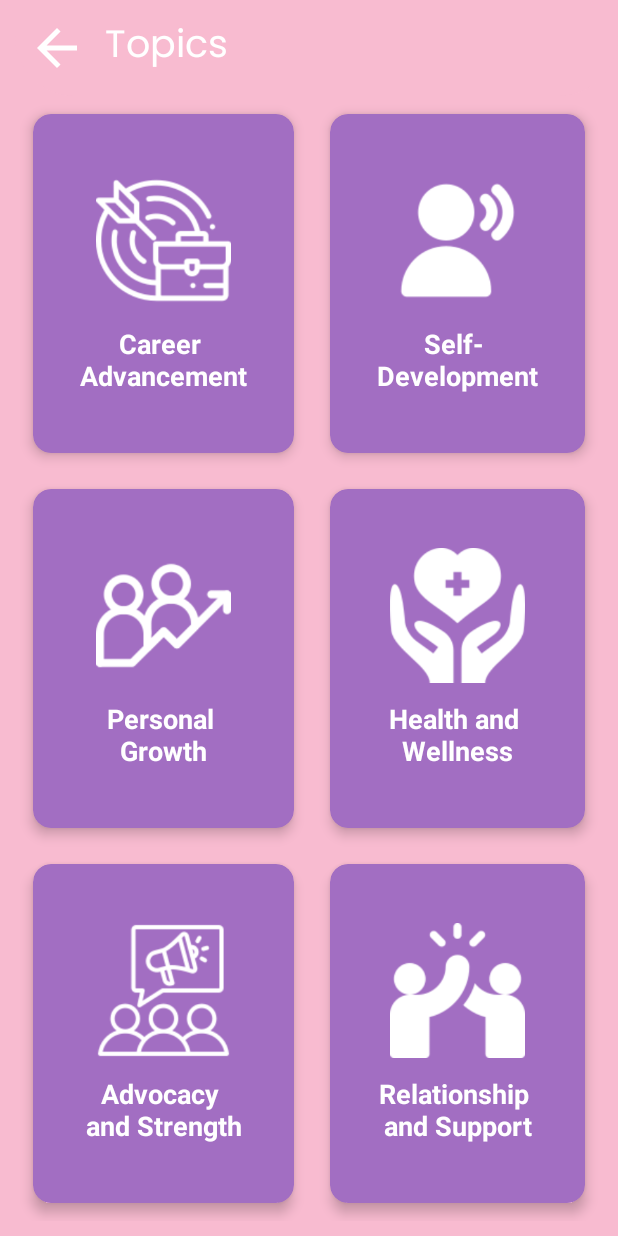
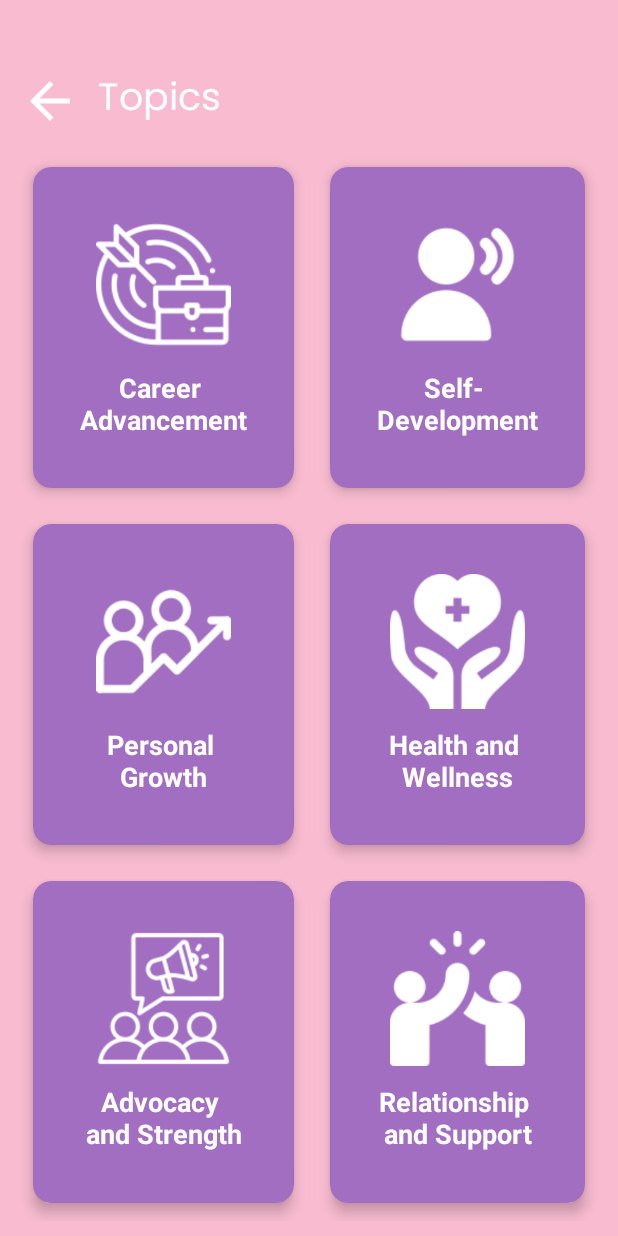
Before and after one commit to EzraDagang/Aura, an Android app: the MainActivity screen opened directly, with no data from a screen before it, on a phone screen of 412 x 824 dp. Run offline under Robolectric (Android 15) with nearby library versions, the phone set to English and light mode, and no system bars; our stand-ins replace Firebase (no records; nobody signed in at launch, a user with empty details on screens opened directly).

Commit message:
margin added on topics

```diff
--- a/app/src/main/res/layout/activity_main.xml
+++ b/app/src/main/res/layout/activity_main.xml
@@ -17,6 +17,8 @@
         android:layout_height="wrap_content"
         android:layout_marginBottom="40dp"
         android:background="@drawable/shape"
+        android:layout_marginTop="35dp"
+        android:layout_marginStart="5dp"
         app:title="Topics"
         app:titleTextColor="@color/white"
         app:titleTextAppearance="@style/ToolbarTitleBold"
```
